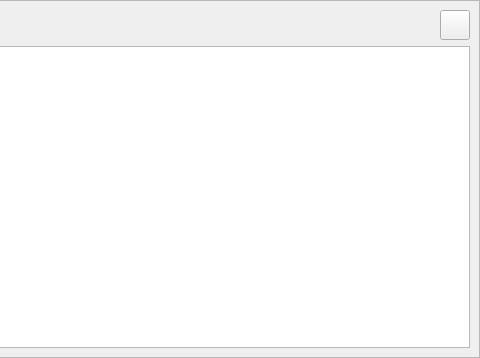
The window that resources/progress_details_widget.ui (shotgunsoftware/tk-multi-publish2) describes before a commit, drawn with Qt 5; both pictures show x 216 to 696 and y 0 to 358 of the 696 by 358 pixel window.
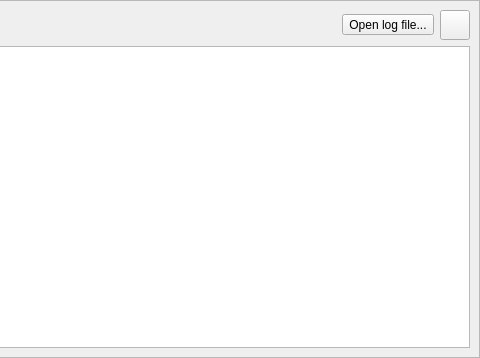
The same window after the commit. Icons and pictures are not drawn.

Commit message: Adds 'open log file...' button to progress widget.

```diff
--- a/resources/progress_details_widget.ui
+++ b/resources/progress_details_widget.ui
@@ -38,6 +38,19 @@
           </property>
          </widget>
         </item>
+        <item>
+         <widget class="QToolButton" name="open_log_button">
+          <property name="toolTip">
+           <string>&lt;html&gt;&lt;head/&gt;&lt;body&gt;&lt;p&gt;Open the publisher's log file. The log file is useful for deeper debugging of publish issues. For issues involving Shotgun Support, please include a copy of this file when submitting a support request. &lt;/p&gt;&lt;/body&gt;&lt;/html&gt;</string>
+          </property>
+          <property name="text">
+           <string>Open log file...</string>
+          </property>
+          <property name="toolButtonStyle">
+           <enum>Qt::ToolButtonTextOnly</enum>
+          </property>
+         </widget>
+        </item>
         <item>
          <widget class="QToolButton" name="close">
           <property name="minimumSize">
```
Left out of the diff: 3 changed lines with no effect on the pictures. The commit also changes 24 other files.
